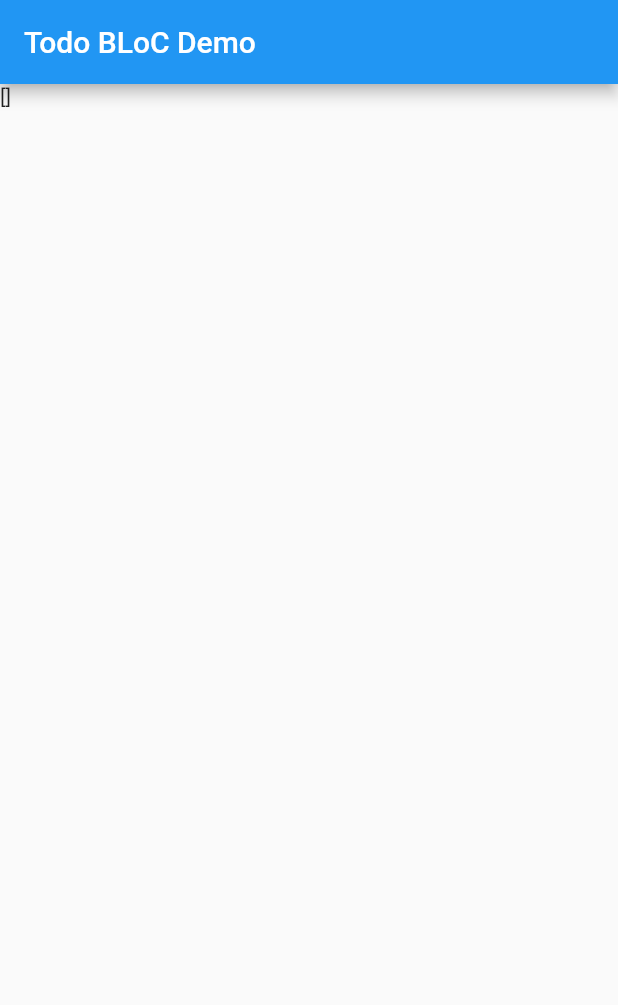
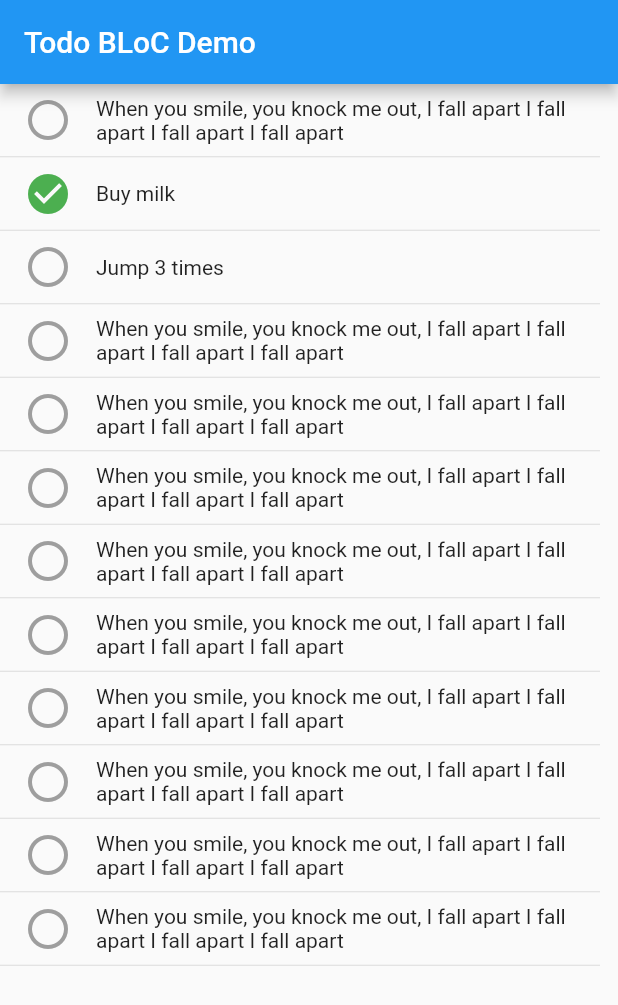
Before and after one commit to atamocius/bloc-pattern-todo-demo, a Flutter app: the first screen one second after launch, on a phone screen of 412 x 824 dp. Shown: the top 1005 px of the screen. Run offline on Flutter 3.47's test engine with Material 2 defaults, Android fonts, the phone set to English and light mode, and no system bars; network calls fail.

Commit message:
Working on Todo Demo UI

```diff
--- a/mobile_client/lib/models/todo_items.dart
+++ b/mobile_client/lib/models/todo_items.dart
@@ -1,7 +1,7 @@
 import 'dart:convert';
 
 class TodoItems {
-  final Iterable<TodoItem> items;
+  final List<TodoItem> items;
 
   TodoItems(this.items);
 
--- a/mobile_client/lib/pages/todo_page.dart
+++ b/mobile_client/lib/pages/todo_page.dart
@@ -1,6 +1,75 @@
 import 'package:flutter/material.dart';
 import '../models/todo_items.dart';
 import '../providers/todo_provider.dart';
+
+typedef void IconTapCallback(bool complete);
+
+class TodoListItem extends StatelessWidget {
+  final TodoItem todoItem;
+  final IconTapCallback onTap;
+
+  TodoListItem(this.todoItem, {Key key, this.onTap}) : super(key: key);
+
+  @override
+  Widget build(BuildContext context) {
+    final icon = this.todoItem.completed
+        ? Icon(Icons.check_circle, color: Colors.green, size: 32.0)
+        : Icon(Icons.radio_button_unchecked, color: Colors.grey, size: 32.0);
+
+    return Padding(
+      padding: const EdgeInsets.only(right: 12.0),
+      child: Column(
+        children: <Widget>[
+          Row(
+            children: <Widget>[
+              Padding(
+                padding: const EdgeInsets.symmetric(
+                  horizontal: 16.0,
+                  vertical: 8.0,
+                ),
+                child: GestureDetector(
+                  onTap: () {
+                    return this.onTap == null
+                        ? null
+                        : this.onTap(!this.todoItem.completed);
+                  },
+                  child: icon,
+                ),
+              ),
+              Expanded(
+                child: Text(
+                  this.todoItem.name,
+                  overflow: TextOverflow.ellipsis,
+                  maxLines: 2,
+                ),
+              ),
+            ],
+          ),
+          Divider(height: 1.0),
+        ],
+      ),
+    );
+  }
+}
+
+class TodoList extends StatelessWidget {
+  final TodoItems todoItems;
+
+  TodoList(this.todoItems, {Key key}) : super(key: key);
+
+  @override
+  Widget build(BuildContext context) {
+    return Expanded(
+      child: ListView.builder(
+        shrinkWrap: true,
+        itemBuilder: (BuildContext context, int index) {
+          final item = this.todoItems.items[index];
+          return TodoListItem(item);
+        },
+      ),
+    );
+  }
+}
 
 class TodoPage extends StatelessWidget {
   @override
@@ -11,12 +80,84 @@ class TodoPage extends StatelessWidget {
       appBar: AppBar(
         title: Text('Todo BLoC Demo'),
       ),
-      body: StreamBuilder<Iterable<TodoItem>>(
-        initialData: [],
-        stream: bloc.items,
-        builder: (context, snapshot) {
-          return Text('${snapshot.data}');
-        },
+      // body: StreamBuilder<Iterable<TodoItem>>(
+      //   initialData: [],
+      //   stream: bloc.items,
+      //   builder: (context, snapshot) {
+      //     return Text('${snapshot.data}');
+      //   },
+      // ),
+      body: Column(
+        children: <Widget>[
+          Expanded(
+            child: ListView(
+              shrinkWrap: true,
+              // padding: const EdgeInsets.all(20.0),
+              children: <Widget>[
+                TodoListItem(
+                  TodoItem(
+                    name:
+                        'When you smile, you knock me out, I fall apart I fall apart I fall apart I fall apart',
+                  ),
+                ),
+                TodoListItem(
+                  TodoItem(name: 'Buy milk', completed: true),
+                  onTap: (complete) {
+                    print(complete);
+                  },
+                ),
+                TodoListItem(
+                  TodoItem(name: 'Jump 3 times'),
+                ),
+                TodoListItem(
+                  TodoItem(
+                      name:
+                          'When you smile, you knock me out, I fall apart I fall apart I fall apart I fall apart'),
+                ),
+                TodoListItem(
+                  TodoItem(
+                      name:
+                          'When you smile, you knock me out, I fall apart I fall apart I fall apart I fall apart'),
+                ),
+                TodoListItem(
+                  TodoItem(
+                      name:
+                          'When you smile, you knock me out, I fall apart I fall apart I fall apart I fall apart'),
+                ),
+                TodoListItem(
+                  TodoItem(
+                      name:
+                          'When you smile, you knock me out, I fall apart I fall apart I fall apart I fall apart'),
+                ),
+                TodoListItem(
+                  TodoItem(
+                      name:
+                          'When you smile, you knock me out, I fall apart I fall apart I fall apart I fall apart'),
+                ),
+                TodoListItem(
+                  TodoItem(
+                      name:
+                          'When you smile, you knock me out, I fall apart I fall apart I fall apart I fall apart'),
+                ),
+                TodoListItem(
+                  TodoItem(
+                      name:
+                          'When you smile, you knock me out, I fall apart I fall apart I fall apart I fall apart'),
+                ),
+                TodoListItem(
+                  TodoItem(
+                      name:
+                          'When you smile, you knock me out, I fall apart I fall apart I fall apart I fall apart'),
+                ),
+                TodoListItem(
+                  TodoItem(
+                      name:
+                          'When you smile, you knock me out, I fall apart I fall apart I fall apart I fall apart'),
+                ),
+              ],
+            ),
+          ),
+        ],
       ),
     );
   }
--- a/mobile_client/lib/utils/observable_utils.dart
+++ b/mobile_client/lib/utils/observable_utils.dart
@@ -1,6 +1,7 @@
 import 'dart:async';
 
-typedef AsyncFunc<T> = Future<T> Function();
+// typedef AsyncFunc<T> = Future<T> Function();
+typedef Future<T> AsyncFunc<T>();
 
 Future<T> retryableAsync<T>(
   AsyncFunc<T> asyncFunc, {
```
